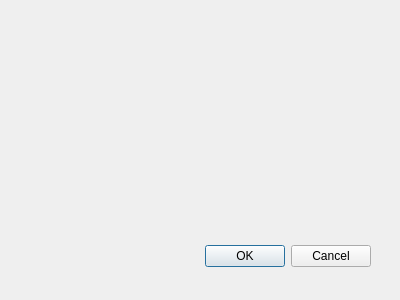
The window that modestaticsettingsdialog.ui (Dropsoon/ArduinoDeskControlV2) describes before a commit, drawn with Qt 5.
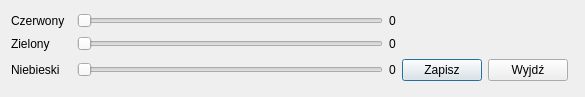
The same window after the commit.

What changed in the file:
```diff
--- a/modestaticsettingsdialog.ui
+++ b/modestaticsettingsdialog.ui
@@ -8,29 +8,95 @@
    <rect>
     <x>0</x>
     <y>0</y>
-    <width>400</width>
-    <height>300</height>
+    <width>585</width>
+    <height>97</height>
    </rect>
   </property>
   <property name="windowTitle">
    <string>Dialog</string>
   </property>
-  <widget name="buttonBox" class="QDialogButtonBox">
-   <property name="geometry">
-    <rect>
-     <x>30</x>
-     <y>240</y>
-     <width>341</width>
-     <height>32</height>
-    </rect>
-   </property>
-   <property name="orientation">
-    <enum>Qt::Horizontal</enum>
-   </property>
-   <property name="standardButtons">
-    <set>QDialogButtonBox::Cancel|QDialogButtonBox::Ok</set>
-   </property>
-  </widget>
+  <layout class="QGridLayout" name="gridLayout">
+   <item row="2" column="0">
+    <widget class="QLabel" name="label_6">
+     <property name="text">
+      <string>Czerwony</string>
+     </property>
+    </widget>
+   </item>
+   <item row="2" column="2">
+    <widget class="QSlider" name="sRed">
+     <property name="orientation">
+      <enum>Qt::Horizontal</enum>
+     </property>
+    </widget>
+   </item>
+   <item row="4" column="6">
+    <widget class="QPushButton" name="bSave">
+     <property name="text">
+      <string>Zapisz</string>
+     </property>
+    </widget>
+   </item>
+   <item row="4" column="2">
+    <widget class="QSlider" name="sBlue">
+     <property name="orientation">
+      <enum>Qt::Horizontal</enum>
+     </property>
+    </widget>
+   </item>
+   <item row="4" column="4">
+    <widget class="QLabel" name="label_3">
+     <property name="text">
+      <string>0</string>
+     </property>
+    </widget>
+   </item>
+   <item row="4" column="0">
+    <widget class="QLabel" name="label_4">
+     <property name="text">
+      <string>Niebieski</string>
+     </property>
+    </widget>
+   </item>
+   <item row="3" column="4">
+    <widget class="QLabel" name="label_2">
+     <property name="text">
+      <string>0</string>
+     </property>
+    </widget>
+   </item>
+   <item row="3" column="0" colspan="2">
+    <widget class="QLabel" name="label_5">
+     <property name="text">
+      <string>Zielony</string>
+     </property>
+    </widget>
+   </item>
+   <item row="3" column="2">
+    <widget class="QSlider" name="sGreen">
+     <property name="orientation">
+      <enum>Qt::Horizontal</enum>
+     </property>
+    </widget>
+   </item>
+   <item row="4" column="7">
+    <widget class="QPushButton" name="bExit">
+     <property name="text">
+      <string>Wyjdź</string>
+     </property>
+    </widget>
+   </item>
+   <item row="2" column="4">
+    <widget class="QLabel" name="label">
+     <property name="text">
+      <string>0</string>
+     </property>
+    </widget>
+   </item>
+   <item row="2" column="6" rowspan="2" colspan="3">
+    <widget class="QWidget" name="wDisplayColor" native="true"/>
+   </item>
+  </layout>
  </widget>
  <pixmapfunction/>
  <resources/>
```
Left out of the diff: 55 changed lines with no effect on the pictures.
